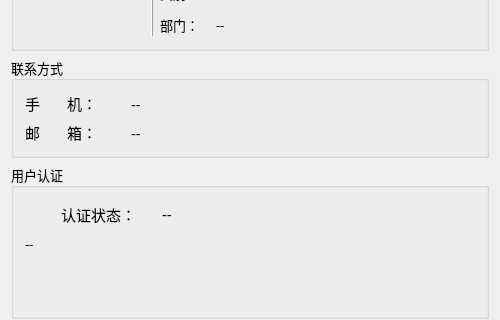
Old version of the form friendinfowidget.ui in the repository csthenry/weplanet-desktop; both pictures show x 0 to 500 and y 129 to 449 of the 500 by 570 pixel window.
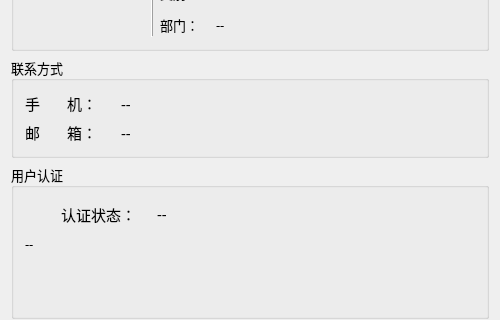
New version of the form. Icons and pictures are not drawn.

Commit message: 修复bug。

The edit to the form file:
```diff
--- a/friendinfowidget.ui
+++ b/friendinfowidget.ui
@@ -273,7 +273,7 @@
        <widget class="QLabel" name="label_81">
         <property name="maximumSize">
          <size>
-          <width>100</width>
+          <width>90</width>
           <height>16777215</height>
          </size>
         </property>
@@ -305,7 +305,7 @@
        <widget class="QLabel" name="label_80">
         <property name="maximumSize">
          <size>
-          <width>100</width>
+          <width>90</width>
           <height>16777215</height>
          </size>
         </property>
@@ -382,7 +382,7 @@
           </property>
           <property name="maximumSize">
            <size>
-            <width>95</width>
+            <width>90</width>
             <height>30</height>
            </size>
           </property>
```
The commit also changes 2 other files.
